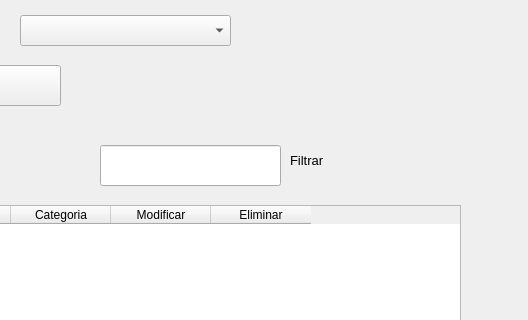
This is qt/athletesView.ui in germang2/CrossfitTimer as Qt 5 draws it before an edit; both pictures show x 560 to 1088 and y 345 to 665 of the 1088 by 837 pixel window. The edited form follows.
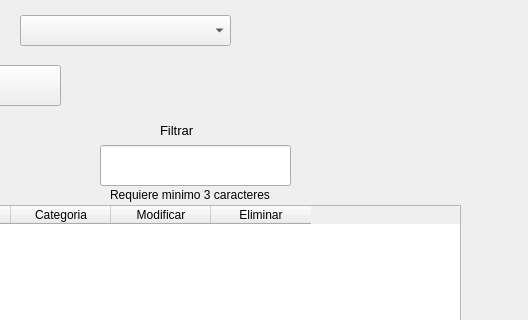
This is the edited form.

Commit message: Filter for athletes

The edit to the form file:
```diff
--- a/qt/athletesView.ui
+++ b/qt/athletesView.ui
@@ -205,7 +205,7 @@
     <rect>
      <x>660</x>
      <y>490</y>
-     <width>181</width>
+     <width>191</width>
      <height>41</height>
     </rect>
    </property>
@@ -213,8 +213,8 @@
   <widget class="QLabel" name="label_7">
    <property name="geometry">
     <rect>
-     <x>850</x>
-     <y>490</y>
+     <x>720</x>
+     <y>460</y>
      <width>91</width>
      <height>31</height>
     </rect>
@@ -559,6 +559,19 @@
     <string>Cedula</string>
    </property>
   </widget>
+  <widget class="QLabel" name="label_9">
+   <property name="geometry">
+    <rect>
+     <x>670</x>
+     <y>530</y>
+     <width>191</width>
+     <height>20</height>
+    </rect>
+   </property>
+   <property name="text">
+    <string>Requiere minimo 3 caracteres</string>
+   </property>
+  </widget>
  </widget>
  <resources/>
  <connections/>
```
The commit also changes 2 other files.
